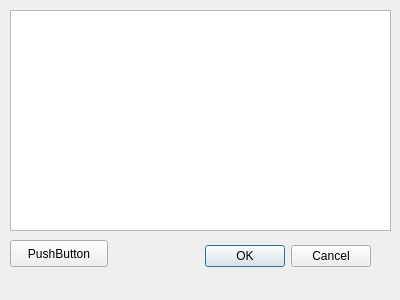
Before: the Qt Designer form src/ui/ripcd.ui in clementine-player/Clementine, drawn with Qt 5.
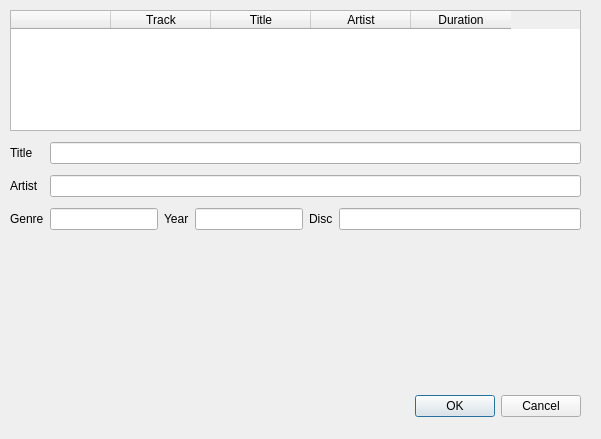
After: the same form once the commit is applied.

Commit message: Using libcdio to fetch tracks, need visual adjustments, code cleanup and actual ripping;

```diff
--- a/src/ui/ripcd.ui
+++ b/src/ui/ripcd.ui
@@ -6,8 +6,8 @@
    <rect>
     <x>0</x>
     <y>0</y>
-    <width>400</width>
-    <height>300</height>
+    <width>601</width>
+    <height>439</height>
    </rect>
   </property>
   <property name="windowTitle">
@@ -16,8 +16,8 @@
   <widget class="QDialogButtonBox" name="buttonBox">
    <property name="geometry">
     <rect>
-     <x>30</x>
-     <y>240</y>
+     <x>240</x>
+     <y>390</y>
      <width>341</width>
      <height>32</height>
     </rect>
@@ -29,40 +29,134 @@
     <set>QDialogButtonBox::Cancel|QDialogButtonBox::Ok</set>
    </property>
   </widget>
-  <widget class="QWidget" name="verticalLayoutWidget">
+  <widget class="QWidget" name="gridLayoutWidget">
+   <property name="geometry">
+    <rect>
+     <x>10</x>
+     <y>137</y>
+     <width>571</width>
+     <height>101</height>
+    </rect>
+   </property>
+   <layout class="QGridLayout" name="gridLayout_2" rowstretch="0,0,0">
+    <property name="bottomMargin">
+     <number>0</number>
+    </property>
+    <item row="2" column="3" alignment="Qt::AlignLeft">
+     <widget class="QLabel" name="year_label">
+      <property name="text">
+       <string>Year</string>
+      </property>
+     </widget>
+    </item>
+    <item row="2" column="5">
+     <widget class="QLabel" name="disc_label">
+      <property name="text">
+       <string>Disc</string>
+      </property>
+     </widget>
+    </item>
+    <item row="0" column="0">
+     <widget class="QLabel" name="title_label">
+      <property name="text">
+       <string>Title</string>
+      </property>
+     </widget>
+    </item>
+    <item row="0" column="1" colspan="6">
+     <widget class="QLineEdit" name="titleLineEdit"/>
+    </item>
+    <item row="2" column="6">
+     <widget class="QLineEdit" name="discLineEdit">
+      <property name="sizePolicy">
+       <sizepolicy hsizetype="Expanding" vsizetype="Fixed">
+        <horstretch>0</horstretch>
+        <verstretch>0</verstretch>
+       </sizepolicy>
+      </property>
+     </widget>
+    </item>
+    <item row="2" column="4" alignment="Qt::AlignLeft">
+     <widget class="QLineEdit" name="yearLineEdit"/>
+    </item>
+    <item row="1" column="0">
+     <widget class="QLabel" name="artist_label">
+      <property name="text">
+       <string>Artist</string>
+      </property>
+     </widget>
+    </item>
+    <item row="2" column="1" colspan="2">
+     <widget class="QLineEdit" name="genreLineEdit"/>
+    </item>
+    <item row="2" column="0" alignment="Qt::AlignLeft">
+     <widget class="QLabel" name="genre_label">
+      <property name="text">
+       <string>Genre</string>
+      </property>
+     </widget>
+    </item>
+    <item row="1" column="1" colspan="6">
+     <widget class="QLineEdit" name="artistLineEdit"/>
+    </item>
+   </layout>
+  </widget>
+  <widget class="QWidget" name="gridLayoutWidget_2">
    <property name="geometry">
     <rect>
      <x>10</x>
      <y>10</y>
-     <width>381</width>
-     <height>221</height>
+     <width>571</width>
+     <height>121</height>
     </rect>
    </property>
-   <layout class="QVBoxLayout" name="verticalLayout">
-    <property name="leftMargin">
-     <number>0</number>
-    </property>
-    <property name="rightMargin">
-     <number>0</number>
-    </property>
-    <item>
-     <widget class="QTextBrowser" name="log_destiny"/>
+   <layout class="QGridLayout" name="gridLayout_3">
+    <item row="0" column="0">
+     <widget class="QTableWidget" name="tableWidget">
+      <property name="columnCount">
+       <number>5</number>
+      </property>
+      <attribute name="horizontalHeaderVisible">
+       <bool>true</bool>
+      </attribute>
+      <attribute name="horizontalHeaderMinimumSectionSize">
+       <number>10</number>
+      </attribute>
+      <attribute name="verticalHeaderVisible">
+       <bool>false</bool>
+      </attribute>
+      <attribute name="verticalHeaderShowSortIndicator" stdset="0">
+       <bool>false</bool>
+      </attribute>
+      <column>
+       <property name="text">
+        <string/>
+       </property>
+      </column>
+      <column>
+       <property name="text">
+        <string>Track</string>
+       </property>
+      </column>
+      <column>
+       <property name="text">
+        <string>Title</string>
+       </property>
+      </column>
+      <column>
+       <property name="text">
+        <string>Artist</string>
+       </property>
+      </column>
+      <column>
+       <property name="text">
+        <string>Duration</string>
+       </property>
+      </column>
+     </widget>
     </item>
    </layout>
   </widget>
-  <widget class="QPushButton" name="pushButton">
-   <property name="geometry">
-    <rect>
-     <x>10</x>
-     <y>240</y>
-     <width>98</width>
-     <height>27</height>
-    </rect>
-   </property>
-   <property name="text">
-    <string>PushButton</string>
-   </property>
-  </widget>
  </widget>
  <resources/>
  <connections>
```
Left out of the diff: 3 changed lines with no effect on the pictures. The commit also changes 1 other file.
